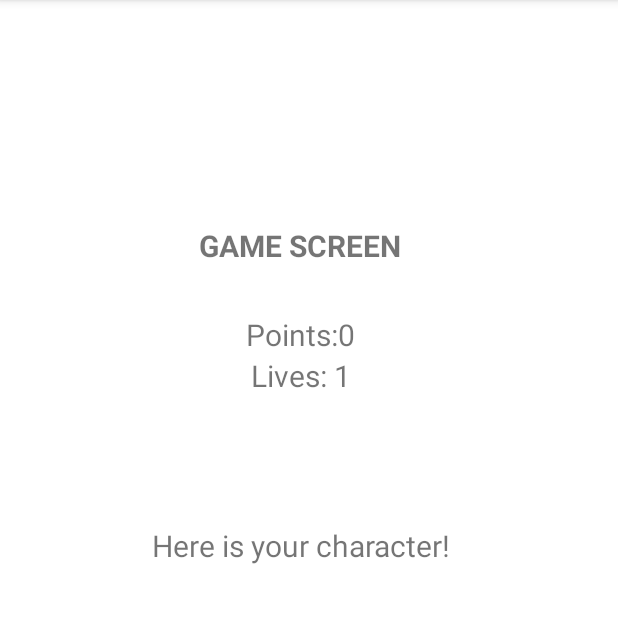
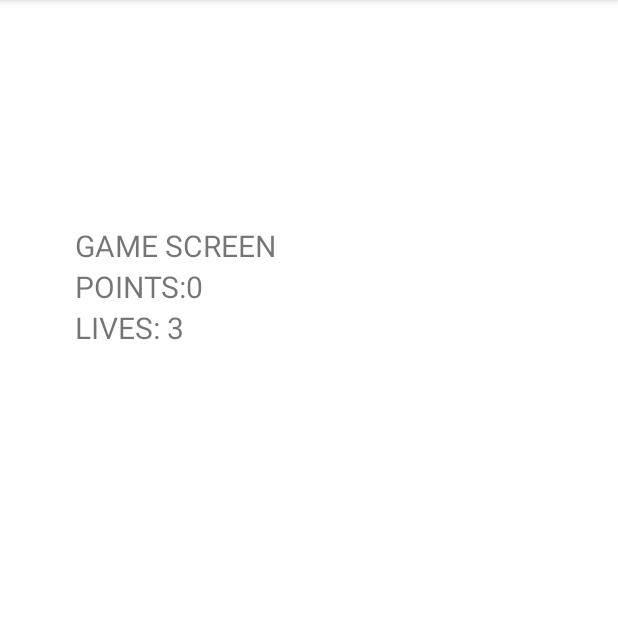
Before and after one commit to hchung04/2340FroggerGame, an Android app: the GameActivity screen opened directly, with no data from a screen before it, on a phone screen of 412 x 824 dp, the part 84-707 px from its top. Run offline under Robolectric (Android 15) with nearby library versions, the phone set to English and light mode, and no system bars.

Commit message:
Revert "Update personal branch with main"

```diff
--- a/app/src/main/java/com/example/myapplication/ConfigurationActivity.java
+++ b/app/src/main/java/com/example/myapplication/ConfigurationActivity.java
@@ -4,9 +4,7 @@ import androidx.appcompat.app.AppCompatActivity;
 
 import android.content.Context;
 import android.content.Intent;
-import android.graphics.Bitmap;
 import android.graphics.Color;
-import android.graphics.drawable.BitmapDrawable;
 import android.graphics.drawable.Drawable;
 import android.os.Bundle;
 import android.view.View;
@@ -149,15 +147,11 @@ public class ConfigurationActivity extends AppCompatActivity {
         toast.show();
     }
 
-    // Sends name here to GameActivity
+    //Sends name here to GameActivity
     private void switchToGameActivity(String name, String gameDifficulty) {
         Intent switchActivityIntent = new Intent(this, GameActivity.class);
         switchActivityIntent.putExtra("name_key", name);
         switchActivityIntent.putExtra("level_key", gameDifficulty);
-
-        // Convert Drawable chosenSprite to Bitmap in order to send to GameActivity
-        Bitmap sendSprite = (Bitmap) ((BitmapDrawable) chosenSprite).getBitmap();
-        switchActivityIntent.putExtra("player_key", sendSprite);
         startActivity(switchActivityIntent);
     }
 }
--- a/app/src/main/java/com/example/myapplication/GameActivity.java
+++ b/app/src/main/java/com/example/myapplication/GameActivity.java
@@ -2,22 +2,25 @@ package com.example.myapplication;
 
 import androidx.appcompat.app.AppCompatActivity;
 
+import android.content.Context;
 import android.content.Intent;
-import android.graphics.Bitmap;
 import android.os.Bundle;
-import android.widget.ImageView;
+import android.widget.RadioButton;
+import android.widget.RadioGroup;
 import android.widget.TextView;
+import android.widget.Toast;
+
+import org.w3c.dom.Text;
 
 public class GameActivity extends AppCompatActivity {
-    private TextView pointsCounter;
-    private TextView livesCounter;
+    TextView pointsCounter;
+    TextView livesCounter;
 
-    private TextView name;
-    private TextView level;
-    private ImageView sprite;
+    TextView name;
+    TextView level;
 
-    private int points = 0;
-    private int livesRemaining;
+    int points = 0;
+    int livesRemaining = 3;
 
     @Override
     protected void onCreate(Bundle savedInstanceState) {
@@ -28,9 +31,9 @@ public class GameActivity extends AppCompatActivity {
         livesCounter = (TextView) findViewById(R.id.livesCounter);
         name = findViewById(R.id.name);
         level = findViewById(R.id.level);
-        sprite = (ImageView) findViewById(R.id.sprite);
 
-        pointsCounter.setText("Points:" + points);
+        pointsCounter.setText("POINTS:" + points);
+        livesCounter.setText("LIVES: " + livesRemaining);
 
         Intent retrieveConfigurationData = getIntent();
 
@@ -40,19 +43,6 @@ public class GameActivity extends AppCompatActivity {
 
         String levelInput = retrieveConfigurationData.getStringExtra("level_key");
         level.setText(levelInput);
-
-        if (levelInput.equals("Easy")) {
-            livesRemaining = 3;
-        } else if (levelInput.equals("Medium")) {
-            livesRemaining = 2;
-        } else {
-            livesRemaining = 1;
-        }
-        livesCounter.setText("Lives: " + livesRemaining);
-
-        Bitmap spriteInput = retrieveConfigurationData.getParcelableExtra("player_key");
-        sprite.setImageBitmap(spriteInput);
-
     }
 
 
--- a/app/src/main/java/com/example/myapplication/MainActivity.java
+++ b/app/src/main/java/com/example/myapplication/MainActivity.java
@@ -3,13 +3,14 @@ package com.example.myapplication;
 import androidx.appcompat.app.AppCompatActivity;
 
 import android.content.Intent;
+import android.graphics.Bitmap;
 import android.os.Bundle;
 import android.view.View;
 import android.widget.Button;
 
 public class MainActivity extends AppCompatActivity {
 
-    private Button switchToConfigurationActivity;
+    Button switchToConfigurationActivity;
     @Override
     protected void onCreate(Bundle savedInstanceState) {
         super.onCreate(savedInstanceState);
--- a/app/src/main/res/layout/activity_configuration.xml
+++ b/app/src/main/res/layout/activity_configuration.xml
@@ -2,7 +2,6 @@
 <RelativeLayout xmlns:android="http://schemas.android.com/apk/res/android"
     xmlns:app="http://schemas.android.com/apk/res-auto"
     xmlns:tools="http://schemas.android.com/tools"
-    android:id="@+id/s"
     android:layout_width="match_parent"
     android:layout_height="match_parent"
     tools:context=".ConfigurationActivity">
@@ -101,7 +100,10 @@
                     android:id="@+id/sprite1Bg"
                     android:layout_width="match_parent"
                     android:layout_height="match_parent"
-                    android:orientation="horizontal"></LinearLayout>
+                    android:background="#C7B8FF"
+                    android:orientation="horizontal">
+
+                </LinearLayout>
 
                 <ImageView
                     android:id="@+id/sprite1"
@@ -180,7 +182,7 @@
                     android:layout_height="match_parent"
                     android:layout_weight="1"
                     android:background="#00FFFFFF"
-                    app:srcCompat="@drawable/esther_sprite" />
+                    app:srcCompat="@drawable/madeline_sprite" />
             </FrameLayout>
 
             <FrameLayout
@@ -200,7 +202,7 @@
                     android:layout_height="match_parent"
                     android:layout_weight="1"
                     android:background="#00FFFFFF"
-                    app:srcCompat="@drawable/jonathan_sprite" />
+                    app:srcCompat="@drawable/madeline_sprite" />
             </FrameLayout>
 
         </LinearLayout>
--- a/app/src/main/res/layout/activity_game.xml
+++ b/app/src/main/res/layout/activity_game.xml
@@ -26,20 +26,13 @@
             android:layout_height="match_parent"
             android:orientation="vertical"
             android:text="@string/game_screen"
-            android:textAlignment="center"
-            android:textSize="20sp"
-            android:textStyle="bold" />
-
-        <Space
-            android:layout_width="match_parent"
-            android:layout_height="32dp" />
+            android:textSize="20sp" />
 
         <TextView
             android:id="@+id/pointCounter"
             android:layout_width="300dp"
             android:layout_height="match_parent"
             android:text="@string/points"
-            android:textAlignment="center"
             android:textSize="20sp" />
 
         <TextView
@@ -47,7 +40,6 @@
             android:layout_width="300dp"
             android:layout_height="wrap_content"
             android:text="@string/lives_remaining"
-            android:textAlignment="center"
             android:textSize="20sp" />
 
         <TextView
@@ -55,33 +47,13 @@
             android:layout_width="300dp"
             android:layout_height="wrap_content"
             android:text=""
-            android:textAlignment="center"
             android:textSize="20sp" />
 
         <TextView
             android:id="@+id/level"
             android:layout_width="300dp"
             android:layout_height="match_parent"
-            android:textAlignment="center"
             android:textSize="20sp" />
-
-        <Space
-            android:layout_width="match_parent"
-            android:layout_height="31dp" />
-
-        <TextView
-            android:id="@+id/spriteLabel"
-            android:layout_width="300dp"
-            android:layout_height="wrap_content"
-            android:text="Here is your character!"
-            android:textAlignment="center"
-            android:textSize="20sp" />
-
-        <ImageView
-            android:id="@+id/sprite"
-            android:layout_width="299dp"
-            android:layout_height="209dp"
-            tools:srcCompat="@drawable/shirley_sprite" />
 
 
     </LinearLayout>
```
Also changed, not shown: app/src/main/res/drawable/esther_sprite.png (deleted), app/src/main/res/drawable/jonathan_sprite.png (deleted), app/src/main/sprites/esther_sprite.png (deleted), app/src/main/sprites/jonathan_sprite.png (deleted).
